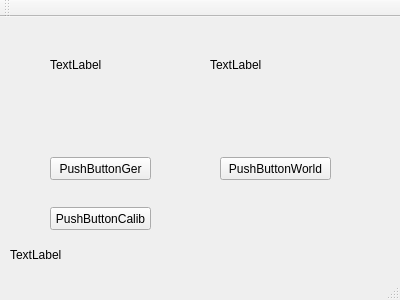
Above: 99_TEMP/Julian/Testprogramme/QTMehrereKlassen/mainwindow.ui from BBRUSS/VPJW17G5 before the change. Below: the same form after it.
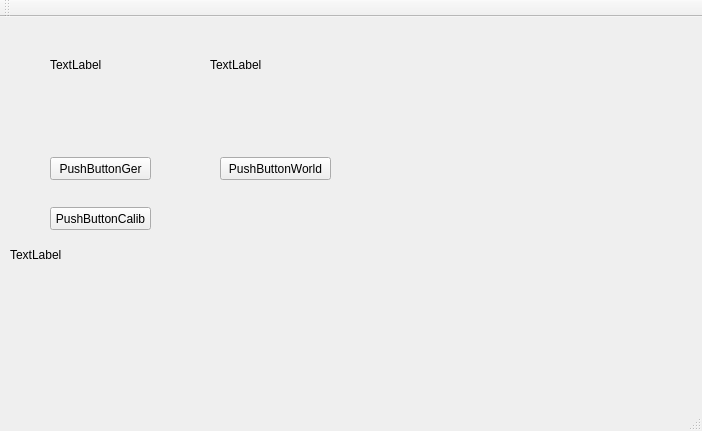
That is the form after the change.

What changed in the file:
```diff
--- a/99_TEMP/Julian/Testprogramme/QTMehrereKlassen/mainwindow.ui
+++ b/99_TEMP/Julian/Testprogramme/QTMehrereKlassen/mainwindow.ui
@@ -6,8 +6,8 @@
    <rect>
     <x>0</x>
     <y>0</y>
-    <width>400</width>
-    <height>300</height>
+    <width>702</width>
+    <height>431</height>
    </rect>
   </property>
   <property name="windowTitle">
```
Left out of the diff: 4 changed lines with no effect on the pictures.
